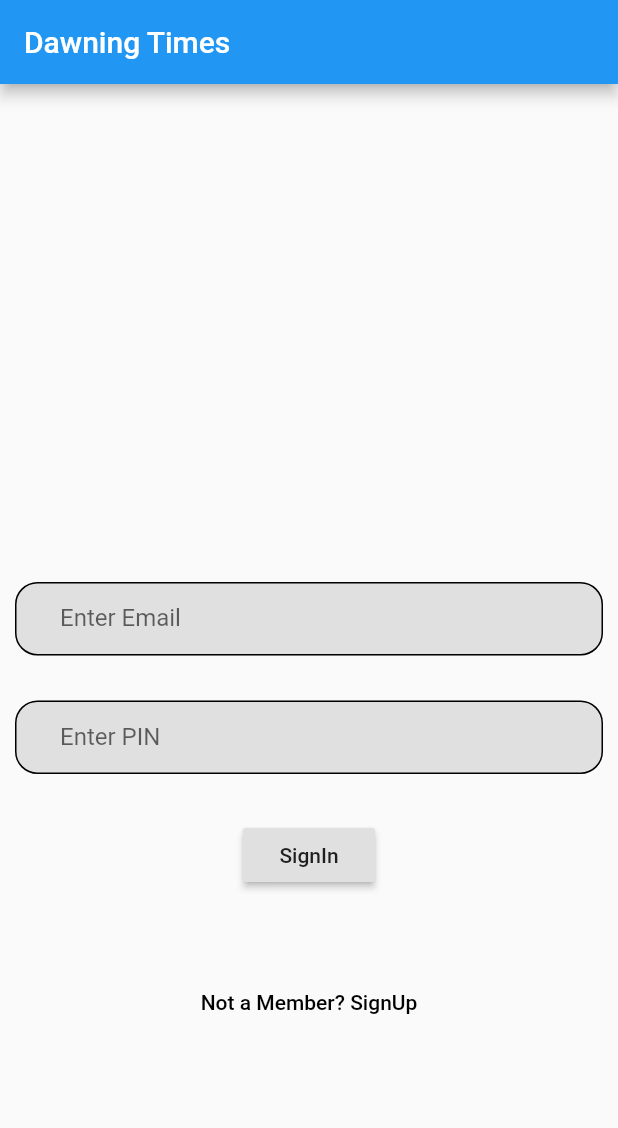
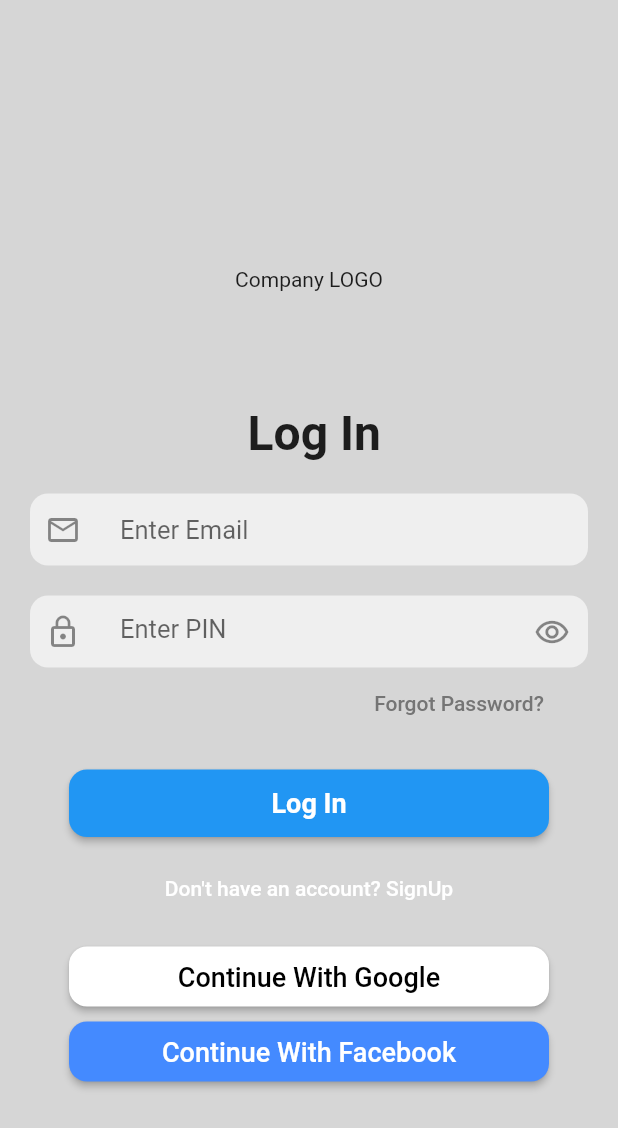
Before and after one commit to brahmy/Dawning-Times, a Flutter app: the SignIn screen opened directly, on a phone screen of 412 x 824 dp. Shown: the top 1128 px of the screen. Run offline on Flutter 3.47's test engine with Material 2 defaults, Android fonts, the phone set to English and light mode, and no system bars; our stand-ins replace carousel_slider, geolocator, image_picker; missing offline and left inert: dart:ffi.

Commit message:
Changed UI in signin.dart

```diff
--- a/lib/screens/auth/signin.dart
+++ b/lib/screens/auth/signin.dart
@@ -1,4 +1,5 @@
 import 'package:dawning_times/screens/HomeMainTabs.dart';
+import 'package:dawning_times/screens/NewsFeed.dart';
 import 'package:dawning_times/screens/auth/signup.dart';
 import 'package:flutter/material.dart';
 
@@ -12,11 +13,8 @@ class _SignInState extends State<SignIn> {
   @override
   Widget build(BuildContext context) {
     return Scaffold(
-      appBar: AppBar(
-        // Here we take the value from the MyHomePage object that was created by
-        // the App.build method, and use it to set our appbar title.
-        title: Text("Dawning Times"),
-      ),
+      backgroundColor: Colors.grey[350],
+
       body: Center(
         child:SingleChildScrollView(
         child: Container(
@@ -26,55 +24,166 @@ class _SignInState extends State<SignIn> {
               mainAxisAlignment: MainAxisAlignment.center,
               crossAxisAlignment: CrossAxisAlignment.center,
               children: [
+                Container(
+                  child: Padding(
+                    padding: const EdgeInsets.fromLTRB(1.0, 75,1.0,75),
+                    child: Center(
+                      child: Text('Company LOGO'),
+                    ),
+                  ),
+                ),
+                Container(
+                  child: Padding(
+                    padding: const EdgeInsets.fromLTRB(8.0,1.0,1.0,1.0),
+                    child: Center(
+                      child: Text(
+                        'Log In',
+                        style: TextStyle(
+                          fontWeight: FontWeight.bold,
+                          fontSize: 32,
+                        ),
+                      ),
+                    ),
+                  ),
+                ),
+                SizedBox(height: 20,),
                 Padding(
-                  padding: const EdgeInsets.fromLTRB(10.0, 200.0, 10.0, 10.0),
-                  child: TextFormField(
-                    decoration: InputDecoration(
+                  padding: const EdgeInsets.fromLTRB(20.0, 0.0, 20.0, 0.0),
+                  child:  Container(
+                    decoration: BoxDecoration(
+                      color: Colors.white60,
+                      borderRadius:  BorderRadius.circular(12),
+                    ),
+                    child: TextField(
+                      decoration: InputDecoration(
+                        hintStyle: TextStyle(fontSize: 17),
+                        icon: Padding(
+                          padding: const EdgeInsets.all(10.0),
+                          child: Icon(Icons.mail_outline),
+                        ),
+                        hintText: 'Enter Email',
                         border: InputBorder.none,
-                        filled: true,
-                        fillColor: Colors.grey[300],
-                        focusColor: Colors.grey[300],
-                        labelText: 'Enter Email',
-                        contentPadding: new EdgeInsets.symmetric(vertical: 15.0, horizontal:30.0 ),
-                        enabledBorder: OutlineInputBorder(
-                            borderRadius: BorderRadius.circular(15.0)
+                      ),
+                    ),
+                  ),
+                ),
+                SizedBox(height: 20.0,),
+                Padding(
+                  padding: const EdgeInsets.fromLTRB(20.0, 0.0, 20.0, 0.0),
+                  child:  Container(
+                    decoration: BoxDecoration(
+                      color: Colors.white60,
+                      borderRadius:  BorderRadius.circular(12),
+                    ),
+                    child: TextField(
+                      decoration: InputDecoration(
+                        hintStyle: TextStyle(fontSize: 17),
+                        icon: Padding(
+                          padding: const EdgeInsets.all(10.0),
+                          child: Icon(Icons.lock_outline),
+                        ),
+                        hintText: 'Enter PIN',
+                        suffixIcon: Icon(Icons.remove_red_eye_outlined),
+                        border: InputBorder.none,
+                      ),
+                    ),
+                  ),
+                ),
+                Padding(
+                  padding: const EdgeInsets.only(left:200),
+                  child: FlatButton(
+                    onPressed: () {},
+                    child: Text(
+                      'Forgot Password?',
+                      style: TextStyle(
+                        color: Colors.grey[600],
+                      ),
+                    ),
+                  ),
+                ),
+                SizedBox(height: 20.0,),
+                ConstrainedBox(
+                  constraints: BoxConstraints.tightFor(width: 320,height: 45),
+                  child: ElevatedButton(
+                    child: Text(
+                      'Log In',
+                      style: TextStyle(
+                        fontWeight: FontWeight.bold,
+                        fontSize: 18,
+                      ),
+                    ),
+                    onPressed: () {
+                      Navigator.push(context, MaterialPageRoute(builder: (context) => NewsFeedHome()));
+                    },
+                    style: ElevatedButton.styleFrom(
+                        shape: new RoundedRectangleBorder(
+                            borderRadius: BorderRadius.circular(12.0)
                         )
                     ),
                   ),
                 ),
                 SizedBox(height: 10.0,),
-                Padding(
-                  padding: const EdgeInsets.all(10.0),
-                  child: TextFormField(
-                    decoration: InputDecoration(
-                        border: InputBorder.none,
-                        filled: true,
-                        fillColor: Colors.grey[300],
-                        focusColor: Colors.grey[300],
-                        labelText: 'Enter PIN',
-                        contentPadding: new EdgeInsets.symmetric(vertical: 15.0, horizontal:30.0 ),
-                        enabledBorder: OutlineInputBorder(
-                            borderRadius: BorderRadius.circular(15.0)
-                        )
-                    ),
-                  ),
-                ),
-                SizedBox(height: 20.0,),
-                RaisedButton(
-                  onPressed: () {
-                    Navigator.push(context, MaterialPageRoute(builder: (context) => HomeMainTabs()));
-                  },
-                  child: Text('SignIn'),
-                ),
-                SizedBox(height: 50.0,),
                 FlatButton(
                   onPressed: () {
                     Navigator.push(context, MaterialPageRoute(builder: (context) =>SignUp()));
                   },
                   child: Text(
-                    'Not a Member? SignUp',
+                    "Don't have an account? SignUp",
                     style: TextStyle(
-                      color: Colors.black,
+                      color: Colors.white,
+                    ),
+                  ),
+                ),
+                SizedBox(height: 15,),
+                ConstrainedBox(
+                  constraints: BoxConstraints.tightFor(width: 320,height: 40),
+                  child: ElevatedButton(
+                    child: Column(
+                      children: [
+                        Padding(
+                          padding: const EdgeInsets.only(top: 10),
+                          child: Text(
+                            'Continue With Google',
+                            style: TextStyle(
+                              fontSize: 18,
+                              color: Colors.black,
+                            ),
+                          ),
+                        ),
+                      ],
+                    ),
+                    onPressed: () {},
+                    style: ElevatedButton.styleFrom(
+                        primary: Colors.white,
+                        shape: new RoundedRectangleBorder(
+                            borderRadius: BorderRadius.circular(12.0)
+                        )
+                    ),
+                  ),
+                ),
+                SizedBox(height: 10,),
+                ConstrainedBox(
+                  constraints: BoxConstraints.tightFor(width: 320,height: 40),
+                  child: ElevatedButton(
+                    child: Column(
+                      children: [
+                        Padding(
+                          padding: const EdgeInsets.only(top: 10),
+                          child: Text(
+                            'Continue With Facebook',
+                            style: TextStyle(
+                              fontSize: 18,
+                            ),
+                          ),
+                        ),
+                      ],
+                    ),
+                    onPressed: () {},
+                    style: ElevatedButton.styleFrom(
+                        primary: Colors.blueAccent,
+                        shape: new RoundedRectangleBorder(
+                            borderRadius: BorderRadius.circular(12.0)
+                        )
                     ),
                   ),
                 ),
```
